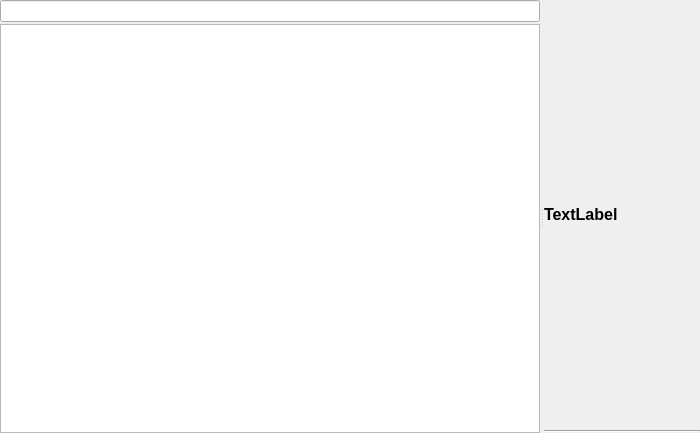
This is resources/ui/dialogs/treewidget.ui in prymatex/prymatex as Qt 5 draws it before an edit. The edited form follows.
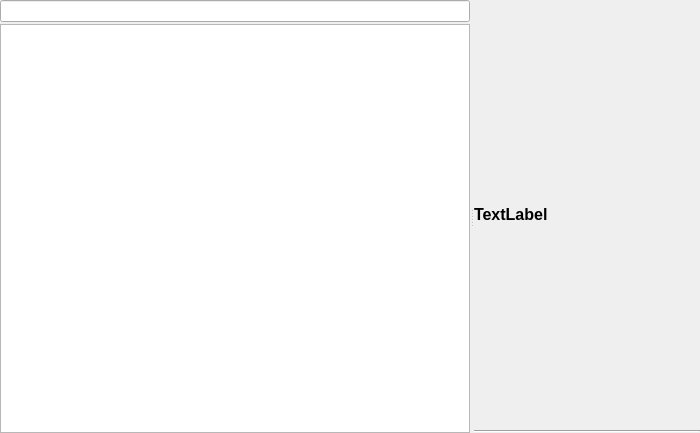
This is the edited form. Icons and pictures are not drawn.

The edit to the form file:
```diff
--- a/resources/ui/dialogs/treewidget.ui
+++ b/resources/ui/dialogs/treewidget.ui
@@ -58,6 +58,8 @@
         <number>2</number>
        </property>
        <item>
+        <layout class="QHBoxLayout" name="horizontalLayout">
+         <item>
         <widget class="QLabel" name="textLabelTitle">
          <property name="font">
           <font>
@@ -70,6 +72,28 @@
           <string>TextLabel</string>
          </property>
         </widget>
+         </item>
+         <item>
+          <spacer name="horizontalSpacer">
+           <property name="orientation">
+            <enum>Qt::Horizontal</enum>
+           </property>
+           <property name="sizeHint" stdset="0">
+            <size>
+             <width>40</width>
+             <height>20</height>
+            </size>
+           </property>
+          </spacer>
+         </item>
+         <item>
+          <widget class="QLabel" name="textLabelPixmap">
+           <property name="text">
+            <string/>
+           </property>
+          </widget>
+         </item>
+        </layout>
        </item>
        <item>
         <widget class="Line" name="line">
```
Lines whose indentation alone changed are shown as unchanged.
